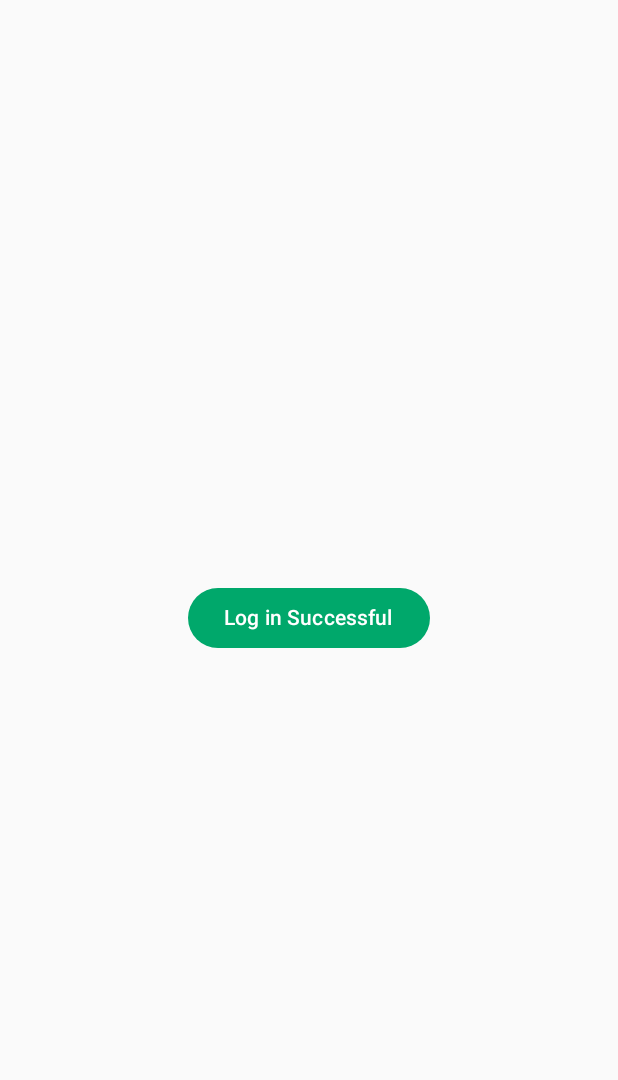
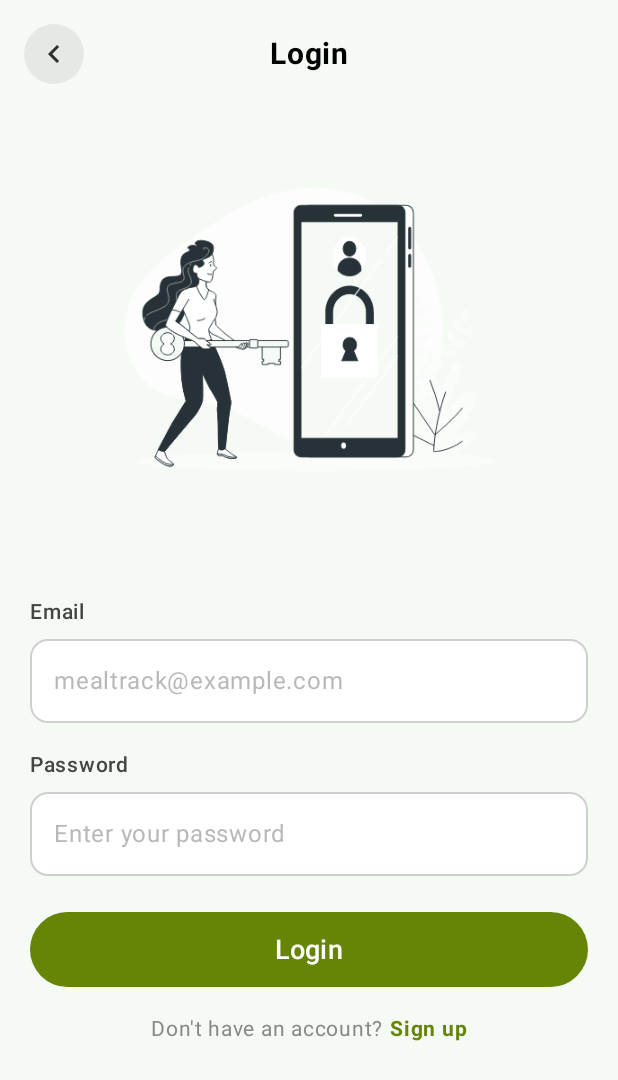
Before and after one commit to AgyemangDev/Mealtrack, an Android app built with Jetpack Compose: the LoginScreen screen opened through its navigation route, on a phone screen of 412 x 824 dp. Shown: the top 1080 px of the screen. Run offline under Robolectric (Android 15) with nearby library versions, the phone set to English and light mode, and no system bars.

Commit message:
complete design of login screen, created a reusable text input component and included a sig in image

```diff
--- a/app/src/main/java/com/example/diettracker/ui/components/buttons/CustomButton.kt
+++ b/app/src/main/java/com/example/diettracker/ui/components/buttons/CustomButton.kt
@@ -1,12 +1,15 @@
 package com.example.diettracker.ui.components.buttons
 
+import androidx.compose.foundation.BorderStroke
 import androidx.compose.foundation.layout.*
 import androidx.compose.material3.*
 import androidx.compose.runtime.*
+import androidx.compose.ui.Alignment
 import androidx.compose.ui.Modifier
 import androidx.compose.ui.graphics.Color
 import androidx.compose.ui.graphics.vector.ImageVector
 import androidx.compose.ui.unit.dp
+import androidx.compose.ui.unit.sp
 import kotlinx.coroutines.delay
 import kotlinx.coroutines.launch
 
@@ -16,11 +19,17 @@ fun CustomButton(
     onClick: suspend () -> Unit,
     icon: ImageVector? = null,
     spinnerDelay: Long = 200L,
-    backgroundColor: Color = Color(0xFF00A86B),  // default green
-    contentColor: Color = Color.White             // default white for text & icon
+    backgroundColor: Color = Color(0xFF668405),
+    contentColor: Color = Color.White,
+    modifier: Modifier = Modifier // allow external customization
 ) {
     var isLoading by remember { mutableStateOf(false) }
     val scope = rememberCoroutineScope()
+
+    val isInverted = contentColor != Color.White
+    val actualBackground = if (isInverted) Color.White else backgroundColor
+    val actualContent = if (isInverted) contentColor else Color.White
+    val borderStroke = if (isInverted) BorderStroke(2.dp, contentColor) else null
 
     Button(
         onClick = {
@@ -44,30 +53,38 @@ fun CustomButton(
         },
         enabled = !isLoading,
         colors = ButtonDefaults.buttonColors(
-            containerColor = backgroundColor,   // background
-            contentColor = contentColor         // icon/text color
-        )
+            containerColor = actualBackground,
+            contentColor = actualContent
+        ),
+        border = borderStroke,
+        modifier = modifier
+            .fillMaxWidth()   // <-- take full width of parent
+            .height(50.dp)   // keep fixed height
     ) {
         if (isLoading) {
             CircularProgressIndicator(
                 strokeWidth = 2.dp,
                 modifier = Modifier.size(24.dp),
-                color = contentColor
+                color = actualContent
             )
         } else {
-            Row {
+            Row(
+                verticalAlignment = Alignment.CenterVertically,
+                horizontalArrangement = Arrangement.Center
+            ) {
                 if (icon != null) {
                     Icon(
                         imageVector = icon,
                         contentDescription = null,
-                        modifier = Modifier.size(24.dp),
-                        tint = contentColor
+                        modifier = Modifier.size(26.dp),
+                        tint = actualContent
                     )
                     Spacer(modifier = Modifier.size(8.dp))
                 }
                 Text(
                     text = text,
-                    color = contentColor
+                    color = actualContent,
+                    fontSize = 18.sp,
                 )
             }
         }
--- /dev/null
+++ b/app/src/main/java/com/example/diettracker/ui/components/headers/AppHeader.kt
@@ -0,0 +1,62 @@
+package com.example.diettracker.ui.components.headers
+
+import androidx.compose.foundation.background
+import androidx.compose.foundation.layout.*
+import androidx.compose.foundation.shape.CircleShape
+import androidx.compose.material3.*
+import androidx.compose.material.icons.Icons
+import androidx.compose.material.icons.filled.ChevronLeft
+import androidx.compose.runtime.Composable
+import androidx.compose.ui.Alignment
+import androidx.compose.ui.Modifier
+import androidx.compose.ui.draw.clip
+import androidx.compose.ui.graphics.Color
+import androidx.compose.ui.text.font.FontWeight
+import androidx.compose.ui.unit.dp
+import androidx.compose.ui.unit.sp
+
+@Composable
+fun AppHeader(
+    modifier: Modifier = Modifier,
+    title: String,
+    onBackClick: (() -> Unit)? = null,
+) {
+    Box(
+        modifier = modifier
+            .fillMaxWidth()
+            .padding(horizontal = 16.dp, vertical = 16.dp),
+        contentAlignment = Alignment.Center
+    ) {
+        // Back button container (if back action exists)
+        if (onBackClick != null) {
+            Box(
+                modifier = Modifier
+                    .align(Alignment.CenterStart)
+                    .size(40.dp)
+                    .clip(CircleShape)
+                    .background(Color.Gray.copy(alpha = 0.15f))
+                    .padding(8.dp)
+            ) {
+                IconButton(
+                    onClick = onBackClick,
+                    modifier = Modifier.fillMaxSize()
+                ) {
+                    Icon(
+                        imageVector = Icons.Filled.ChevronLeft,
+                        contentDescription = "Back",
+                        tint = Color.Black.copy(alpha = 0.8f)
+                    )
+                }
+            }
+        }
+
+        // Center title text
+        Text(
+            text = title,
+            fontSize = 20.sp,
+            fontWeight = FontWeight.Bold,
+            color = Color.Black,
+            modifier = Modifier.align(Alignment.Center)
+        )
+    }
+}
--- /dev/null
+++ b/app/src/main/java/com/example/diettracker/ui/components/inputs/AppTextField.kt
@@ -0,0 +1,65 @@
+package com.example.diettracker.ui.components.inputs
+
+import androidx.compose.foundation.layout.*
+import androidx.compose.foundation.shape.RoundedCornerShape
+import androidx.compose.material3.*
+import androidx.compose.runtime.Composable
+import androidx.compose.ui.Modifier
+import androidx.compose.ui.graphics.Color
+import androidx.compose.ui.text.TextStyle
+import androidx.compose.ui.text.font.FontWeight
+import androidx.compose.ui.text.input.PasswordVisualTransformation
+import androidx.compose.ui.text.input.VisualTransformation
+import androidx.compose.ui.unit.dp
+import androidx.compose.ui.unit.sp
+
+@OptIn(ExperimentalMaterial3Api::class)
+@Composable
+fun AppTextField(
+    label: String,
+    placeholder: String,
+    value: String,
+    onValueChange: (String) -> Unit,
+    modifier: Modifier = Modifier,
+    isPassword: Boolean = false,
+    visualTransformation: VisualTransformation = VisualTransformation.None
+) {
+    Column(
+        modifier = modifier.fillMaxWidth()
+    ) {
+        // Label above the field
+        Text(
+            text = label,
+            fontSize = 14.sp,
+            fontWeight = FontWeight.SemiBold,
+            color = Color.DarkGray,
+            modifier = Modifier.padding(bottom = 6.dp)
+        )
+
+        // Input field
+        OutlinedTextField(
+            value = value,
+            onValueChange = onValueChange,
+            placeholder = {
+                Text(
+                    text = placeholder,
+                    color = Color.Gray.copy(alpha = 0.6f)
+                )
+            },
+            singleLine = true,
+            shape = RoundedCornerShape(12.dp),
+            textStyle = TextStyle(fontSize = 16.sp),
+            visualTransformation = if (isPassword) PasswordVisualTransformation() else visualTransformation,
+            colors = OutlinedTextFieldDefaults.colors(
+                focusedBorderColor = MaterialTheme.colorScheme.primary,
+                unfocusedBorderColor = Color.Gray.copy(alpha = 0.4f),
+                cursorColor = MaterialTheme.colorScheme.primary,
+                focusedContainerColor = Color.White,
+                unfocusedContainerColor = Color.White
+            ),
+            modifier = Modifier
+                .fillMaxWidth()
+                .height(56.dp)
+        )
+    }
+}
--- a/app/src/main/java/com/example/diettracker/ui/components/modal/WelcomeScreenModal.kt
+++ b/app/src/main/java/com/example/diettracker/ui/components/modal/WelcomeScreenModal.kt
@@ -1,14 +1,30 @@
 package com.example.diettracker.ui.components.modal
 
+import androidx.compose.foundation.layout.Arrangement
+import androidx.compose.foundation.layout.Column
+import androidx.compose.foundation.layout.Spacer
+import androidx.compose.foundation.layout.fillMaxSize
+import androidx.compose.foundation.layout.height
+import androidx.compose.foundation.layout.padding
 import androidx.compose.material.icons.Icons
 import androidx.compose.material.icons.filled.Mail
+import androidx.compose.material.icons.filled.PersonAdd
 import androidx.compose.runtime.Composable
+import androidx.compose.ui.Modifier
+import androidx.compose.ui.graphics.Color
+import androidx.compose.ui.unit.dp
 import androidx.navigation.NavController
 import com.example.diettracker.ui.components.buttons.CustomButton
 import com.example.diettracker.ui.navigation.Screen
 
 @Composable
 fun WelcomeScreenModal(navController: NavController) {
+
+    Column(
+        modifier = Modifier
+            .fillMaxSize()
+            .padding(horizontal = 20.dp),
+    ){
         CustomButton(
             text = "Login To Account",
             icon = Icons.Default.Mail,
@@ -16,4 +32,13 @@ fun WelcomeScreenModal(navController: NavController) {
                 navController.navigate(Screen.Login.route)
             }
         )
+        Spacer(modifier = Modifier.height(20.dp))
+        CustomButton(
+            text = "Create New Account",
+            icon = Icons.Default.PersonAdd,
+            contentColor = Color(0xFF668405), // passes green color
+            onClick = { navController.navigate(Screen.Register.route) }
+        )
     }
+
+}
--- a/app/src/main/java/com/example/diettracker/ui/navigation/Screen.kt
+++ b/app/src/main/java/com/example/diettracker/ui/navigation/Screen.kt
@@ -4,6 +4,8 @@ sealed class Screen(val route:String){
     object Welcome: Screen("welcome")
     object Login : Screen("login")
     object Register: Screen("register")
+    object AgeRange: Screen("agerange")
+    object DailyUsage: Screen("dailyusage")
     object Home: Screen("home")
     object Progress: Screen("progress")
     object LogMeal: Screen("logmeal")
--- a/app/src/main/java/com/example/diettracker/ui/navigation/navGraph.kt
+++ b/app/src/main/java/com/example/diettracker/ui/navigation/navGraph.kt
@@ -15,6 +15,8 @@ fun AppNavGraph() {
         composable (Screen.Welcome.route){WelcomeScreen(navController)}
         composable(Screen.Login.route) { LoginScreen(navController) }
         composable(Screen.Register.route) { RegisterScreen() }
+        composable(Screen.AgeRange.route) { AgeRange() }
+        composable(Screen.DailyUsage.route) { DailyUsage() }
         composable(Screen.Home.route) { HomeScreen() }
         composable(Screen.Progress.route) { ProgressScreen() }
         composable(Screen.Setting.route) { SettingScreen() }
--- /dev/null
+++ b/app/src/main/java/com/example/diettracker/ui/screens/AgeRange.kt
@@ -0,0 +1,8 @@
+package com.example.diettracker.ui.screens
+
+import androidx.compose.runtime.Composable
+
+@Composable
+fun AgeRange(){
+
+}
--- /dev/null
+++ b/app/src/main/java/com/example/diettracker/ui/screens/DailyUsage.kt
@@ -0,0 +1,9 @@
+package com.example.diettracker.ui.screens
+
+import androidx.compose.material3.Text
+import androidx.compose.runtime.Composable
+
+@Composable
+fun DailyUsage(){
+    Text("Daily Usage")
+}
--- a/app/src/main/java/com/example/diettracker/ui/screens/LoginScreen.kt
+++ b/app/src/main/java/com/example/diettracker/ui/screens/LoginScreen.kt
@@ -1,33 +1,124 @@
 package com.example.diettracker.ui.screens
 
+import androidx.compose.foundation.background
+import androidx.compose.foundation.clickable
 import androidx.compose.foundation.layout.*
-import androidx.compose.runtime.Composable
-import androidx.compose.runtime.LaunchedEffect
-import androidx.compose.runtime.mutableStateOf
-import androidx.compose.runtime.remember
+import androidx.compose.foundation.shape.RoundedCornerShape
+import androidx.compose.runtime.*
 import androidx.compose.ui.Alignment
 import androidx.compose.ui.Modifier
+import androidx.compose.ui.draw.clip
+import androidx.compose.ui.graphics.Color
+import androidx.compose.ui.text.font.FontWeight
+import androidx.compose.ui.unit.dp
+import androidx.compose.ui.unit.sp
 import androidx.navigation.NavController
+import coil.compose.AsyncImage
+import coil.request.ImageRequest
+import androidx.compose.ui.platform.LocalContext
+import androidx.compose.material3.Text
+import com.example.diettracker.R
+import com.example.diettracker.ui.components.headers.AppHeader
+import com.example.diettracker.ui.components.inputs.AppTextField
 import com.example.diettracker.ui.components.buttons.CustomButton
 import com.example.diettracker.ui.navigation.Screen
-import kotlinx.coroutines.delay
-import androidx.compose.runtime.getValue
-import androidx.compose.runtime.setValue
 
 @Composable
 fun LoginScreen(navController: NavController) {
     var isLoading by remember { mutableStateOf(false) }
+    var email by remember { mutableStateOf("") }
+    var password by remember { mutableStateOf("") }
 
-    // Trigger side-effect when isLoading becomes true
+    Box(
+        modifier = Modifier
+            .fillMaxSize()
+            .statusBarsPadding()
+            .background(Color(0xFFF6FAF5))
+    ) {
+        Column(
+            modifier = Modifier
+                .fillMaxWidth()
+                .align(Alignment.TopCenter)
+        ) {
+
+            AppHeader(
+                title = "Login",
+                onBackClick = { navController.popBackStack() }
+            )
 
 
-    Box(
-        modifier = Modifier.fillMaxSize(),
-        contentAlignment = Alignment.Center
-    ) {
-        CustomButton(
-            text = "Log in Successful",
-            onClick = { isLoading = true } // just set state
-        )
+            AsyncImage(
+                model = ImageRequest.Builder(LocalContext.current)
+                    .data(R.drawable.login_banner)
+                    .build(),
+                contentDescription = "Login Banner",
+                modifier = Modifier
+                    .fillMaxWidth()
+                    .height(300.dp)
+                    .width(300.dp)
+            )
+
+
+            Column(
+                modifier = Modifier
+                    .fillMaxWidth()
+                    .clip(RoundedCornerShape(topStart = 24.dp, topEnd = 24.dp))
+                    .background(Color(0xFFF6FAF5))
+                    .padding(horizontal = 20.dp, vertical = 24.dp)
+            ) {
+                AppTextField(
+                    label = "Email",
+                    placeholder = "mealtrack@example.com",
+                    value = email,
+                    onValueChange = { email = it }
+                )
+
+                Spacer(modifier = Modifier.height(16.dp))
+
+                AppTextField(
+                    label = "Password",
+                    placeholder = "Enter your password",
+                    value = password,
+                    onValueChange = { password = it },
+                    isPassword = true
+                )
+
+                Spacer(modifier = Modifier.height(24.dp))
+
+                CustomButton(
+                    text = if (isLoading) "Logging in..." else "Login",
+                    onClick = {
+                        if (!isLoading) {
+                            isLoading = true
+                            // TODO: Implement login logic
+                            navController.navigate(Screen.Home.route)
+                            isLoading = false
+                        }
+                    }
+                )
+
+                Spacer(modifier = Modifier.height(16.dp))
+
+                Row(
+                    modifier = Modifier.fillMaxWidth(),
+                    horizontalArrangement = Arrangement.Center
+                ) {
+                    Text(
+                        text = "Don't have an account? ",
+                        fontSize = 14.sp,
+                        color = Color.Gray
+                    )
+                    Text(
+                        text = "Sign up",
+                        fontSize = 14.sp,
+                        fontWeight = FontWeight.Bold,
+                        color = Color(0xFF668405),
+                        modifier = Modifier.clickable {
+                            navController.navigate(Screen.Register.route)
+                        }
+                    )
+                }
+            }
+        }
     }
 }
--- a/app/src/main/java/com/example/diettracker/ui/screens/WelcomeScreen.kt
+++ b/app/src/main/java/com/example/diettracker/ui/screens/WelcomeScreen.kt
@@ -22,40 +22,44 @@ fun WelcomeScreen(navController: NavController) {
     Box(
         modifier = Modifier
             .fillMaxSize()
-            .background(Color(0xFFF6FAF5)),
-        contentAlignment = Alignment.Center
+            .background(Color(0xFFF6FAF5)).padding(vertical = 200.dp)
+
     ) {
         Column(
+            modifier = Modifier
+                .fillMaxSize()
+                .padding(horizontal = 20.dp),
             horizontalAlignment = Alignment.CenterHorizontally,
-            verticalArrangement = Arrangement.Center
+            verticalArrangement = Arrangement.SpaceEvenly // evenly distribute children top-to-bottom
         ) {
+            // App Logo
             Image(
                 painter = painterResource(id = R.drawable.welcomeimage1),
                 contentDescription = "App Logo",
-                modifier = Modifier
-                    .size(300.dp)
-                    .padding(bottom = 16.dp)
+                modifier = Modifier.size(220.dp)
             )
 
-            Column(modifier = Modifier.padding(horizontal = 20.dp)) {
+            Spacer(modifier = Modifier.height(20.dp))
+            // Title & Description
+            Column(horizontalAlignment = Alignment.CenterHorizontally) {
                 Text(
                     text = "Eat Smarter, Live Better",
-                    fontSize = 35.sp,
+                    fontSize = 32.sp,
                     fontWeight = FontWeight.Bold,
                     color = Color.Black,
-                    lineHeight = 40.sp,
+                    lineHeight = 36.sp,
                     textAlign = TextAlign.Center
                 )
+                Spacer(modifier = Modifier.height(13.dp))
                 Text(
                     text = "MealTrack helps you understand your nutrition, making healthy eating simple and enjoyable every day.",
                     fontSize = 16.sp,
                     color = Color(0xFF45464A),
-                    textAlign = TextAlign.Center,
-                    modifier = Modifier.padding(top = 8.dp)
+                    textAlign = TextAlign.Center
                 )
             }
-
-            Spacer(modifier = Modifier.height(24.dp))
+            Spacer(modifier = Modifier.height(40.dp))
+            // Modal Buttons
             WelcomeScreenModal(navController = navController)
         }
     }
```
Also changed, not shown: app/build.gradle.kts (+15 -5 lines), gradle/libs.versions.toml (+13 -0 lines), app/src/main/res/drawable/login_banner.gif (added). Lines whose indentation alone changed are shown as unchanged.
